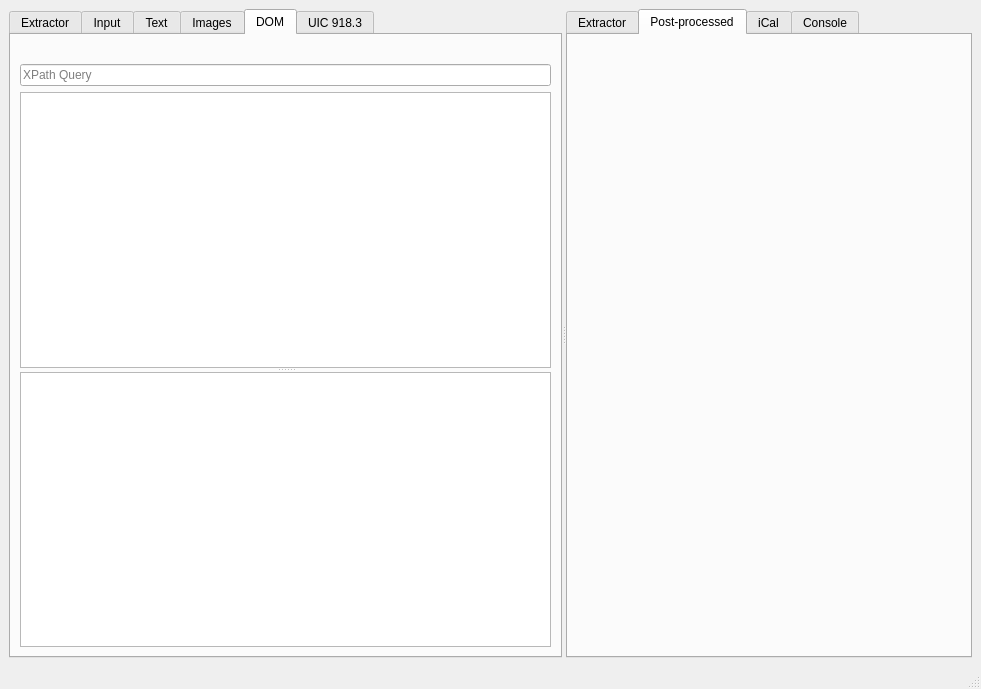
KDE/kitinerary-workbench, file src/mainwindow.ui: the form before one commit.
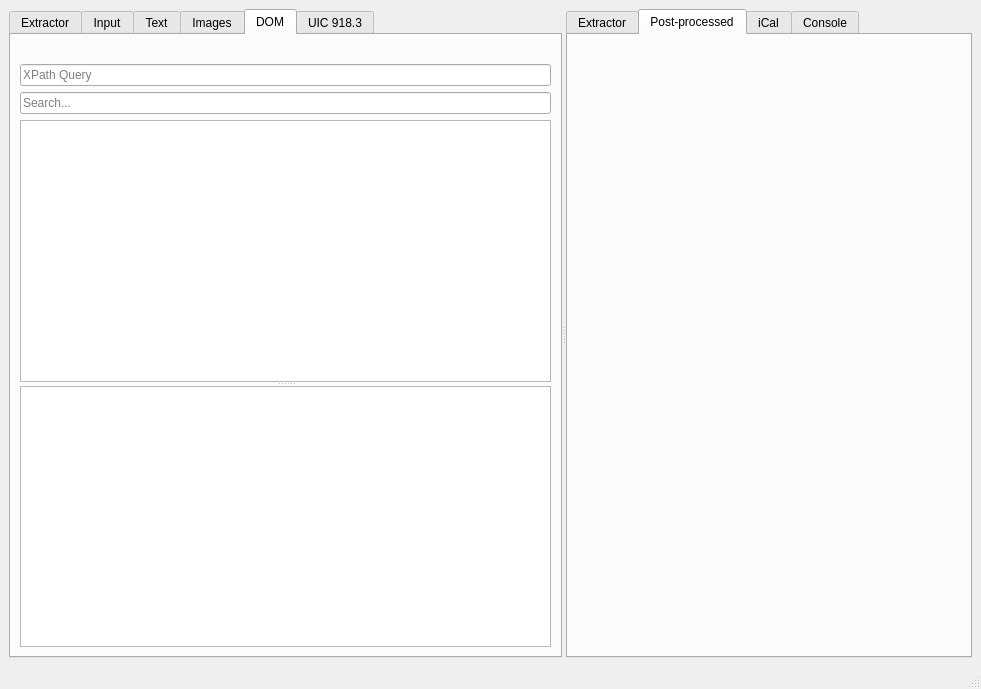
The form after the commit. The open tabs and pages were chosen to show the change. Icons and pictures are not drawn. Custom widgets are drawn as their Qt base class.

Commit message: Add a search line to the DOM view

```diff
--- a/src/mainwindow.ui
+++ b/src/mainwindow.ui
@@ -211,6 +211,16 @@
            </property>
           </widget>
          </item>
+         <item>
+          <widget class="QLineEdit" name="domSearchLine">
+           <property name="placeholderText">
+            <string>Search...</string>
+           </property>
+           <property name="clearButtonEnabled">
+            <bool>true</bool>
+           </property>
+          </widget>
+         </item>
          <item>
           <widget class="QSplitter" name="domSplitter">
            <property name="orientation">
```
The commit also changes 3 other files.
